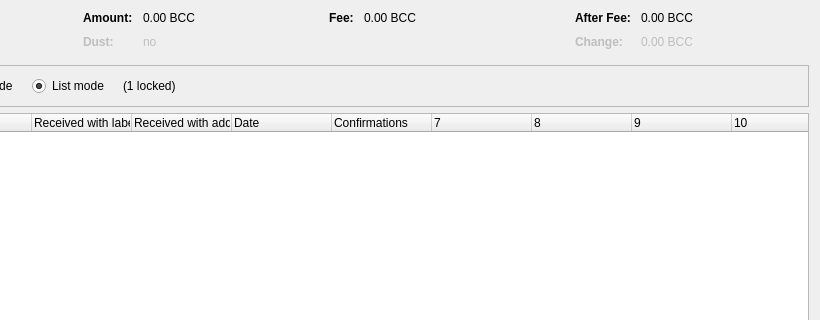
Old version of the form src/qt/forms/coincontroldialog.ui in the repository Bitcoin-ABC/bitcoin-abc; both pictures show x 180 to 1000 and y 0 to 320 of the 1000 by 500 pixel window.
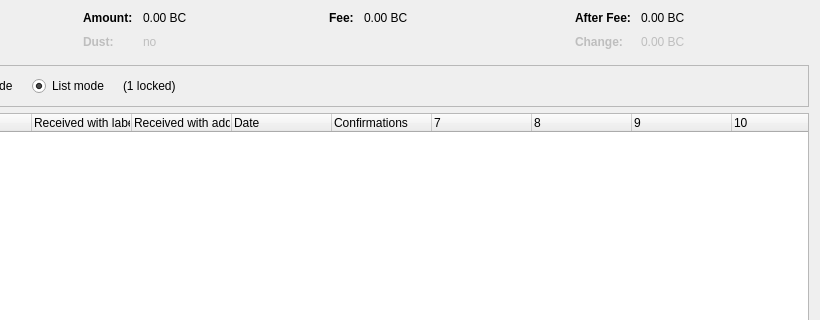
New version of the form. Custom widgets are drawn as their Qt base class.

What changed in the file:
```diff
--- a/src/qt/forms/coincontroldialog.ui
+++ b/src/qt/forms/coincontroldialog.ui
@@ -132,7 +132,7 @@
           <enum>Qt::ActionsContextMenu</enum>
          </property>
          <property name="text">
-          <string notr="true">0.00 BCC</string>
+          <string notr="true">0.00 BC</string>
          </property>
          <property name="textInteractionFlags">
           <set>Qt::LinksAccessibleByMouse|Qt::TextSelectableByKeyboard|Qt::TextSelectableByMouse</set>
@@ -212,7 +212,7 @@
           <enum>Qt::ActionsContextMenu</enum>
          </property>
          <property name="text">
-          <string notr="true">0.00 BCC</string>
+          <string notr="true">0.00 BC</string>
          </property>
          <property name="textInteractionFlags">
           <set>Qt::LinksAccessibleByMouse|Qt::TextSelectableByKeyboard|Qt::TextSelectableByMouse</set>
@@ -257,7 +257,7 @@
           <enum>Qt::ActionsContextMenu</enum>
          </property>
          <property name="text">
-          <string notr="true">0.00 BCC</string>
+          <string notr="true">0.00 BC</string>
          </property>
          <property name="textInteractionFlags">
           <set>Qt::LinksAccessibleByMouse|Qt::TextSelectableByKeyboard|Qt::TextSelectableByMouse</set>
@@ -292,7 +292,7 @@
           <enum>Qt::ActionsContextMenu</enum>
          </property>
          <property name="text">
-          <string notr="true">0.00 BCC</string>
+          <string notr="true">0.00 BC</string>
          </property>
          <property name="textInteractionFlags">
           <set>Qt::LinksAccessibleByMouse|Qt::TextSelectableByKeyboard|Qt::TextSelectableByMouse</set>
```
